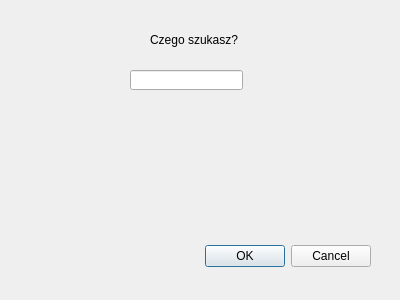
First picture: the form in szukaj_dialog.ui, repository IPP-Projekt/Uczelnia_z_bibloteka_klas, before the edit.
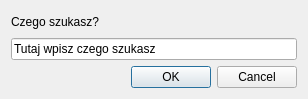
Second picture: the form after the edit.

```diff
--- a/szukaj_dialog.ui
+++ b/szukaj_dialog.ui
@@ -6,22 +6,30 @@
    <rect>
     <x>0</x>
     <y>0</y>
-    <width>400</width>
-    <height>300</height>
+    <width>308</width>
+    <height>99</height>
    </rect>
   </property>
   <property name="windowTitle">
    <string>Dialog</string>
   </property>
+  <layout class="QVBoxLayout" name="verticalLayout">
+   <item>
+    <widget class="QLabel" name="label_2">
+     <property name="text">
+      <string>Czego szukasz?</string>
+     </property>
+    </widget>
+   </item>
+   <item>
+    <widget class="QLineEdit" name="txtbox_szukaj">
+     <property name="text">
+      <string>Tutaj wpisz czego szukasz</string>
+     </property>
+    </widget>
+   </item>
+   <item>
   <widget class="QDialogButtonBox" name="buttonBox">
-   <property name="geometry">
-    <rect>
-     <x>30</x>
-     <y>240</y>
-     <width>341</width>
-     <height>32</height>
-    </rect>
-   </property>
    <property name="orientation">
     <enum>Qt::Horizontal</enum>
    </property>
@@ -29,32 +37,8 @@
     <set>QDialogButtonBox::Cancel|QDialogButtonBox::Ok</set>
    </property>
   </widget>
-  <widget class="QLabel" name="label_2">
-   <property name="geometry">
-    <rect>
-     <x>150</x>
-     <y>30</y>
-     <width>91</width>
-     <height>20</height>
-    </rect>
-   </property>
-   <property name="text">
-    <string>Czego szukasz?</string>
-   </property>
-  </widget>
-  <widget class="QLineEdit" name="txtbox_szukaj">
-   <property name="geometry">
-    <rect>
-     <x>130</x>
-     <y>70</y>
-     <width>113</width>
-     <height>20</height>
-    </rect>
-   </property>
-   <property name="text">
-    <string/>
-   </property>
-  </widget>
+   </item>
+  </layout>
  </widget>
  <resources/>
  <connections>
```
Lines whose indentation alone changed are shown as unchanged.
